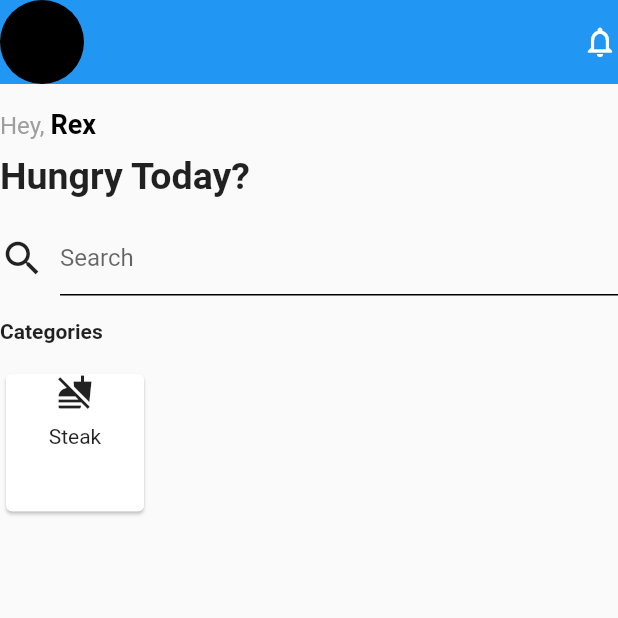
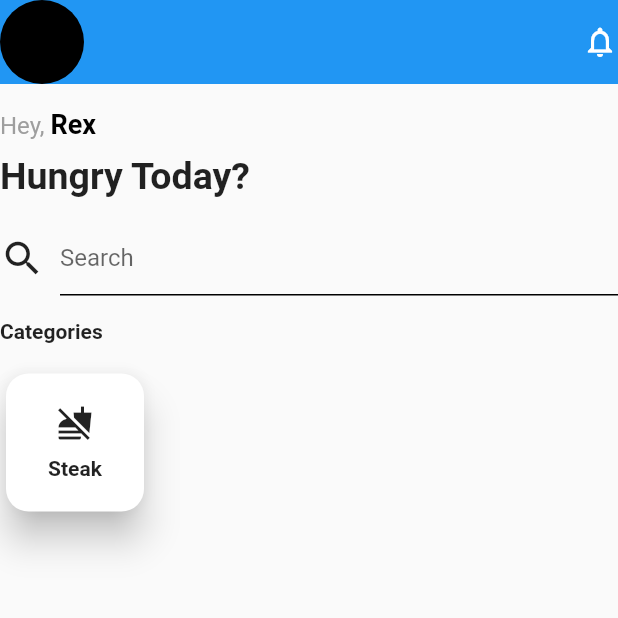
Before and after one commit to Rexsunon/eatz, a Flutter app: the screen it shows after launch, on a phone screen of 412 x 824 dp, the top half of it. Run offline on Flutter 3.47's test engine with Material 2 defaults, Android fonts, the phone set to English and light mode, and no system bars.

Commit message:
Created category card widget

```diff
--- /dev/null
+++ b/lib/screens/home/components/category_card.dart
@@ -0,0 +1,30 @@
+import 'package:flutter/material.dart';
+
+class CategoryCard extends StatelessWidget {
+  const CategoryCard({Key? key, required this.icon, required this.label}) : super(key: key);
+
+  final Widget icon;
+  final String label;
+
+  @override
+  Widget build(BuildContext context) {
+    return Container(
+      width: 100.0,
+      height: 100.0,
+      child: Card(
+        elevation: 10.0,
+        shape: RoundedRectangleBorder(
+          borderRadius: BorderRadius.circular(15.0),
+        ),
+        child: Column(
+          mainAxisAlignment: MainAxisAlignment.center,
+          children: [
+            Icon(Icons.no_food),
+            SizedBox(height: 10.0),
+            Text(label, style: TextStyle(fontWeight: FontWeight.w600))
+          ],
+        ),
+      ),
+    );
+  }
+}
--- a/lib/screens/home/home.dart
+++ b/lib/screens/home/home.dart
@@ -1,5 +1,7 @@
 import 'package:eatz/screens/home/components/search_field.dart';
 import 'package:flutter/material.dart';
+
+import 'components/category_card.dart';
 
 class Home extends StatefulWidget {
   const Home({Key? key}) : super(key: key);
@@ -74,22 +76,7 @@ class _HomeState extends State<Home> {
               children: [
                 Text('Categories', style: TextStyle(fontWeight: FontWeight.w700),),
                 SizedBox(height: 16.0),
-                Container(
-                  width: 100,
-                  height: 100,
-                  child: Card(
-                    // shape: ,
-                    child: Center(
-                      child: Column(
-                        children: [
-                          Icon(Icons.no_food),
-                          SizedBox(height: 10.0),
-                          Text('Steak')
-                        ],
-                      ),
-                    ),
-                  ),
-                )
+                CategoryCard(icon: Icon(Icons.no_food), label: 'Steak')
               ],
             ),
           )
--- a/pubspec.yaml
+++ b/pubspec.yaml
@@ -30,6 +30,7 @@ dependencies:
   cupertino_icons: ^1.0.2
   google_fonts: ^2.1.0
   riverpod: ^0.14.0+3
+  flutter_svg: ^0.22.0
 
 dev_dependencies:
   flutter_test:
```
Also changed, not shown: pubspec.lock.
